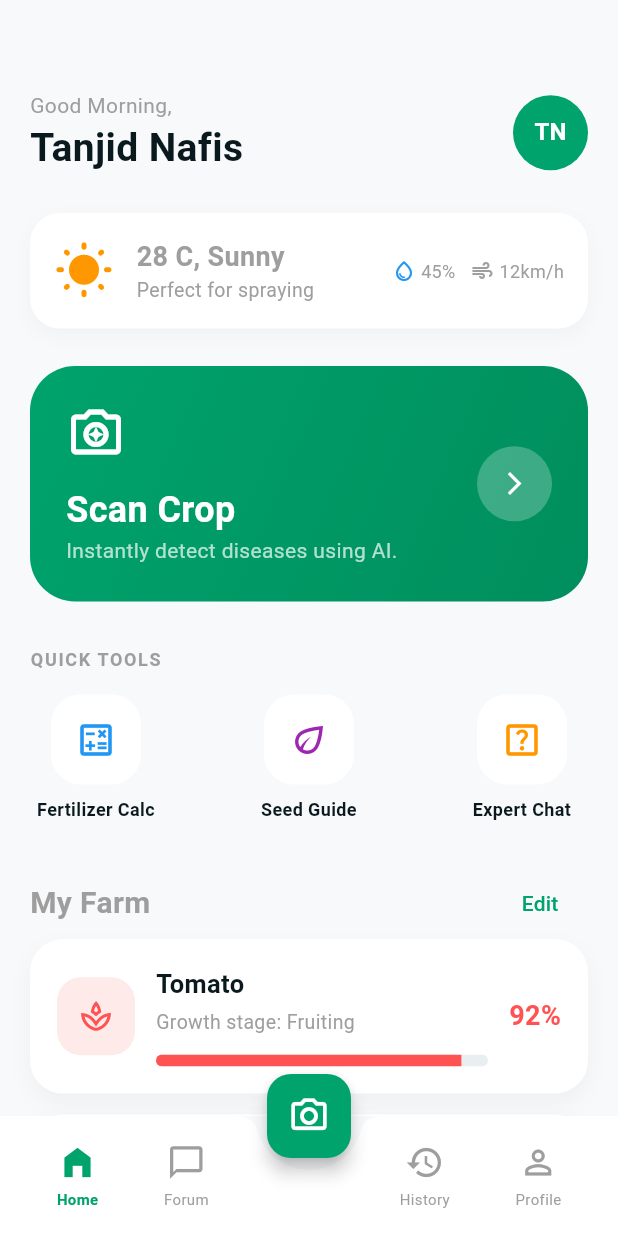
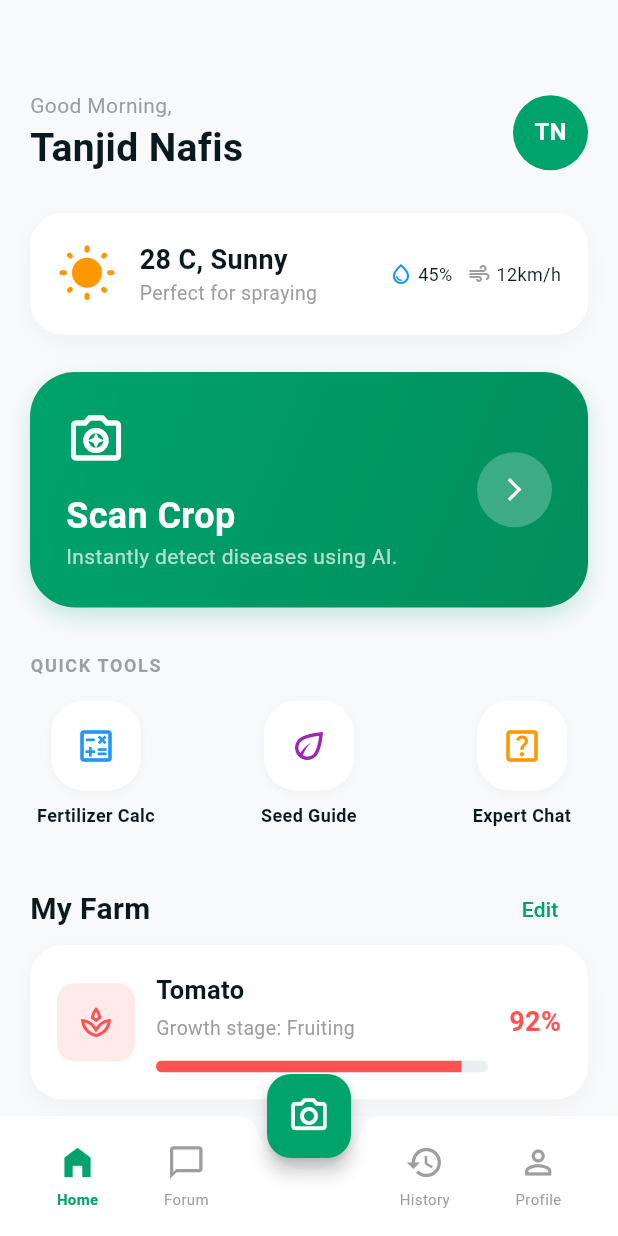
Before and after one commit to nafijur-rahaman/Crop_Doctor, a Flutter app: the screen it shows after launch, after a tap on "Continue as Guest", on a phone screen of 412 x 824 dp. Run offline on Flutter 3.47's test engine with Material 3 defaults, Android fonts, the phone set to English and light mode, and no system bars; our stand-ins replace image_picker.

Commit message:
home_screen updated

```diff
--- a/mobile/lib/screens/home_screen.dart
+++ b/mobile/lib/screens/home_screen.dart
@@ -1,5 +1,10 @@
 import 'package:flutter/material.dart';
 
+import '../core/constants/app_colors.dart';
+import '../core/constants/app_styles.dart';
+import '../widgets/farm_card.dart';
+import '../widgets/tool_icon.dart';
+import '../widgets/custom_notification.dart';
 import 'camera_screen.dart';
 
 class HomeScreen extends StatelessWidget {
@@ -14,9 +19,22 @@ class HomeScreen extends StatelessWidget {
 
   @override
   Widget build(BuildContext context) {
-    return SingleChildScrollView(
+    return TweenAnimationBuilder(
+      duration: const Duration(milliseconds: 600),
+      tween: Tween<double>(begin: 0, end: 1),
+      curve: Curves.easeOutCubic,
+      builder: (context, double value, child) {
+        return Opacity(
+          opacity: value,
+          child: Transform.translate(
+            offset: Offset(0, 30 * (1 - value)),
+            child: child,
+          ),
+        );
+      },
+      child: SingleChildScrollView(
         physics: const BouncingScrollPhysics(),
-      padding: const EdgeInsets.symmetric(horizontal: 20),
+        padding: const EdgeInsets.symmetric(horizontal: AppStyles.paddingScreen),
         child: Column(
           crossAxisAlignment: CrossAxisAlignment.start,
           children: [
@@ -29,26 +47,31 @@ class HomeScreen extends StatelessWidget {
                   children: [
                     Text(
                       'Good Morning,',
-                    style: TextStyle(color: Colors.grey, fontSize: 14),
+                      style: TextStyle(color: AppColors.textSecondary, fontSize: 14),
                     ),
                     Text(
                       'Tanjid Nafis',
                       style: TextStyle(
                         fontSize: 26,
                         fontWeight: FontWeight.bold,
-                      color: Color(0xFF0A191E),
+                        color: AppColors.textPrimary,
                       ),
                     ),
                   ],
                 ),
-              const CircleAvatar(
+                GestureDetector(
+                  onTap: () {
+                    Scaffold.of(context).openEndDrawer();
+                  },
+                  child: const CircleAvatar(
                     radius: 25,
-                backgroundColor: Color(0xFF00A36C),
+                    backgroundColor: AppColors.primary,
                     child: Text(
                       'TN',
                       style: TextStyle(
-                    color: Colors.white,
+                        color: AppColors.textLight,
                         fontWeight: FontWeight.bold,
+                      ),
                     ),
                   ),
                 ),
@@ -56,17 +79,11 @@ class HomeScreen extends StatelessWidget {
             ),
             const SizedBox(height: 25),
             Container(
-            padding: const EdgeInsets.all(16),
+              padding: const EdgeInsets.all(AppStyles.cardPadding),
               decoration: BoxDecoration(
-              color: Colors.white,
-              borderRadius: BorderRadius.circular(20),
-              boxShadow: [
-                BoxShadow(
-                  color: Colors.black.withOpacity(0.03),
-                  blurRadius: 10,
-                  offset: const Offset(0, 5),
-                ),
-              ],
+                color: AppColors.surface,
+                borderRadius: BorderRadius.circular(AppStyles.radiusCard),
+                boxShadow: AppStyles.defaultShadow,
               ),
               child: const Row(
                 children: [
@@ -81,41 +98,51 @@ class HomeScreen extends StatelessWidget {
                           style: TextStyle(
                             fontWeight: FontWeight.bold,
                             fontSize: 18,
+                            color: AppColors.textPrimary,
                           ),
                         ),
                         Text(
                           'Perfect for spraying',
-                        style: TextStyle(color: Colors.grey, fontSize: 13),
+                          style: TextStyle(color: AppColors.textSecondary, fontSize: 13),
                         ),
                       ],
                     ),
                   ),
                   Icon(Icons.water_drop_outlined, size: 16, color: Colors.blue),
-                Text(' 45%', style: TextStyle(fontSize: 12)),
+                  Text(' 45%', style: TextStyle(fontSize: 12, color: AppColors.textPrimary)),
                   SizedBox(width: 10),
                   Icon(Icons.air, size: 16, color: Colors.grey),
-                Text(' 12km/h', style: TextStyle(fontSize: 12)),
+                  Text(' 12km/h', style: TextStyle(fontSize: 12, color: AppColors.textPrimary)),
                 ],
               ),
             ),
             const SizedBox(height: 25),
             InkWell(
-            borderRadius: BorderRadius.circular(30),
+              borderRadius: BorderRadius.circular(AppStyles.radiusLarge),
               onTap: () {
                 Navigator.push(
                   context,
-                MaterialPageRoute(builder: (context) => const CameraScreen()),
+                  PageRouteBuilder(
+                    pageBuilder: (context, animation, secondaryAnimation) => const CameraScreen(),
+                    transitionsBuilder: (context, animation, secondaryAnimation, child) {
+                      return FadeTransition(
+                        opacity: animation,
+                        child: child,
+                      );
+                    },
+                  ),
                 );
               },
               child: Container(
                 padding: const EdgeInsets.all(24),
                 decoration: BoxDecoration(
                   gradient: const LinearGradient(
-                  colors: [Color(0xFF00A36C), Color(0xFF008E5D)],
+                    colors: [AppColors.primary, AppColors.primaryDark],
                     begin: Alignment.topLeft,
                     end: Alignment.bottomRight,
                   ),
-                borderRadius: BorderRadius.circular(30),
+                  borderRadius: BorderRadius.circular(AppStyles.radiusLarge),
+                  boxShadow: AppStyles.highlightShadow,
                 ),
                 child: const Row(
                   children: [
@@ -125,14 +152,14 @@ class HomeScreen extends StatelessWidget {
                         children: [
                           Icon(
                             Icons.camera_enhance_outlined,
-                          color: Colors.white,
+                            color: AppColors.textLight,
                             size: 40,
                           ),
                           SizedBox(height: 15),
                           Text(
                             'Scan Crop',
                             style: TextStyle(
-                            color: Colors.white,
+                              color: AppColors.textLight,
                               fontSize: 24,
                               fontWeight: FontWeight.bold,
                             ),
@@ -149,7 +176,7 @@ class HomeScreen extends StatelessWidget {
                       radius: 25,
                       child: Icon(
                         Icons.arrow_forward_ios,
-                      color: Colors.white,
+                        color: AppColors.textLight,
                         size: 18,
                       ),
                     ),
@@ -162,7 +189,7 @@ class HomeScreen extends StatelessWidget {
               'QUICK TOOLS',
               style: TextStyle(
                 fontWeight: FontWeight.bold,
-              color: Colors.grey,
+                color: AppColors.textSecondary,
                 fontSize: 12,
                 letterSpacing: 1.1,
               ),
@@ -171,7 +198,7 @@ class HomeScreen extends StatelessWidget {
             Row(
               mainAxisAlignment: MainAxisAlignment.spaceBetween,
               children: [
-              _buildToolIcon(
+                ToolIcon(
                   icon: Icons.calculate_outlined,
                   label: 'Fertilizer Calc',
                   color: Colors.blue,
@@ -180,7 +207,7 @@ class HomeScreen extends StatelessWidget {
                     'Fertilizer calculator will be updated later.',
                   ),
                 ),
-              _buildToolIcon(
+                ToolIcon(
                   icon: Icons.eco_outlined,
                   label: 'Seed Guide',
                   color: Colors.purple,
@@ -189,7 +216,7 @@ class HomeScreen extends StatelessWidget {
                     'Seed guide will be updated later.',
                   ),
                 ),
-              _buildToolIcon(
+                ToolIcon(
                   icon: Icons.help_center_outlined,
                   label: 'Expert Chat',
                   color: Colors.orange,
@@ -203,157 +230,43 @@ class HomeScreen extends StatelessWidget {
               children: [
                 const Text(
                   'My Farm',
-                style: TextStyle(fontSize: 20, fontWeight: FontWeight.bold),
+                  style: TextStyle(
+                    fontSize: 20,
+                    fontWeight: FontWeight.bold,
+                    color: AppColors.textPrimary,
+                  ),
                 ),
                 TextButton(
                   onPressed: onOpenProfile,
                   child: const Text(
                     'Edit',
-                  style: TextStyle(color: Color(0xFF00A36C)),
+                    style: TextStyle(color: AppColors.primary),
                   ),
                 ),
               ],
             ),
-          _buildFarmCard(
+            FarmCard(
               cropName: 'Tomato',
               stage: 'Fruiting',
               healthScore: 0.92,
               accentColor: Colors.redAccent,
+              onTap: onOpenForum,
             ),
-          _buildFarmCard(
+            FarmCard(
               cropName: 'Potato',
               stage: 'Vegetative',
               healthScore: 0.98,
               accentColor: Colors.brown,
+              onTap: onOpenForum,
             ),
             const SizedBox(height: 100),
           ],
+        ),
       ),
     );
   }
 
   void _showMessage(BuildContext context, String message) {
-    ScaffoldMessenger.of(context).showSnackBar(
-      SnackBar(content: Text(message)),
-    );
-  }
-
-  Widget _buildToolIcon({
-    required IconData icon,
-    required String label,
-    required Color color,
-    required VoidCallback onTap,
-  }) {
-    return InkWell(
-      borderRadius: BorderRadius.circular(20),
-      onTap: onTap,
-      child: Column(
-        children: [
-          Container(
-            padding: const EdgeInsets.all(16),
-            decoration: BoxDecoration(
-              color: Colors.white,
-              borderRadius: BorderRadius.circular(20),
-            ),
-            child: Icon(icon, color: color, size: 28),
-          ),
-          const SizedBox(height: 8),
-          SizedBox(
-            width: 88,
-            child: Text(
-              label,
-              textAlign: TextAlign.center,
-              style: const TextStyle(
-                fontSize: 12,
-                fontWeight: FontWeight.w600,
-                color: Color(0xFF0A191E),
-              ),
-            ),
-          ),
-        ],
-      ),
-    );
-  }
-
-  Widget _buildFarmCard({
-    required String cropName,
-    required String stage,
-    required double healthScore,
-    required Color accentColor,
-  }) {
-    final int healthPercentage = (healthScore * 100).round();
-
-    return InkWell(
-      borderRadius: BorderRadius.circular(22),
-      onTap: onOpenForum,
-      child: Container(
-        margin: const EdgeInsets.only(bottom: 14),
-        padding: const EdgeInsets.all(18),
-        decoration: BoxDecoration(
-          color: Colors.white,
-          borderRadius: BorderRadius.circular(22),
-          boxShadow: [
-            BoxShadow(
-              color: Colors.black.withOpacity(0.04),
-              blurRadius: 12,
-              offset: const Offset(0, 6),
-            ),
-          ],
-        ),
-        child: Row(
-          children: [
-            Container(
-              width: 52,
-              height: 52,
-              decoration: BoxDecoration(
-                color: accentColor.withOpacity(0.12),
-                borderRadius: BorderRadius.circular(16),
-              ),
-              child: Icon(Icons.spa_outlined, color: accentColor),
-            ),
-            const SizedBox(width: 14),
-            Expanded(
-              child: Column(
-                crossAxisAlignment: CrossAxisAlignment.start,
-                children: [
-                  Text(
-                    cropName,
-                    style: const TextStyle(
-                      fontSize: 17,
-                      fontWeight: FontWeight.bold,
-                      color: Color(0xFF0A191E),
-                    ),
-                  ),
-                  const SizedBox(height: 4),
-                  Text(
-                    'Growth stage: $stage',
-                    style: const TextStyle(color: Colors.grey, fontSize: 13),
-                  ),
-                  const SizedBox(height: 12),
-                  ClipRRect(
-                    borderRadius: BorderRadius.circular(999),
-                    child: LinearProgressIndicator(
-                      value: healthScore,
-                      minHeight: 8,
-                      backgroundColor: const Color(0xFFE9EEF1),
-                      valueColor: AlwaysStoppedAnimation<Color>(accentColor),
-                    ),
-                  ),
-                ],
-              ),
-            ),
-            const SizedBox(width: 14),
-            Text(
-              '$healthPercentage%',
-              style: TextStyle(
-                fontSize: 18,
-                fontWeight: FontWeight.bold,
-                color: accentColor,
-              ),
-            ),
-          ],
-        ),
-      ),
-    );
+    CustomNotification.show(context, message);
   }
 }
```
Lines whose indentation alone changed are shown as unchanged.
